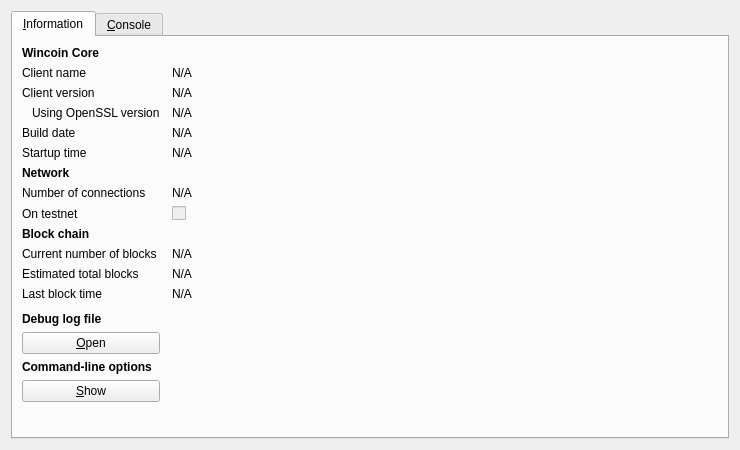
Wincoinofficial/wincoin, file src/qt/forms/rpcconsole.ui: the form before one commit.
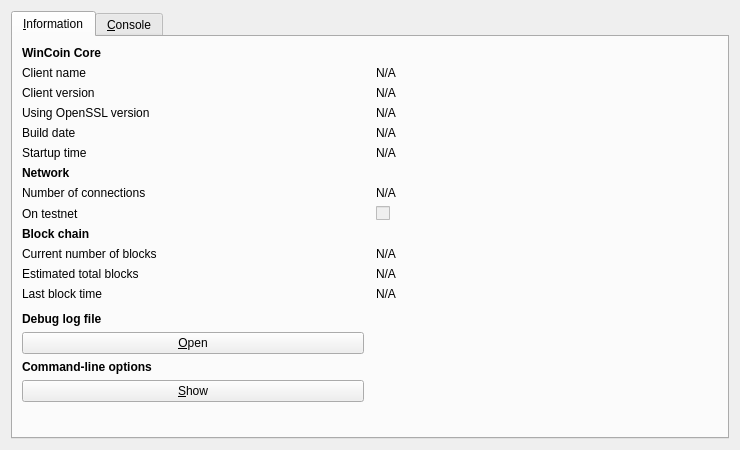
The form after the commit. Icons and pictures are not drawn.

What changed in the file:
```diff
--- a/src/qt/forms/rpcconsole.ui
+++ b/src/qt/forms/rpcconsole.ui
@@ -11,10 +11,7 @@
    </rect>
   </property>
   <property name="windowTitle">
-   <string>Wincoin - Debug window</string>
-  </property>
-  <property name="styleSheet">
-   <string notr="true">background-image: url(:/images/2s);</string>
+   <string>WinCoin - Debug window</string>
   </property>
   <layout class="QVBoxLayout" name="verticalLayout_2">
    <item>
@@ -26,12 +23,12 @@
       <attribute name="title">
        <string>&amp;Information</string>
       </attribute>
-      <layout class="QGridLayout" name="gridLayout" columnstretch="0,1">
+      <layout class="QGridLayout" name="gridLayout" columnstretch="0,0">
        <property name="horizontalSpacing">
         <number>12</number>
        </property>
-       <item row="0" column="0">
-        <widget class="QLabel" name="label_9">
+       <item row="14" column="0">
+        <widget class="QLabel" name="labelDebugLogfile">
          <property name="font">
           <font>
            <weight>75</weight>
@@ -39,7 +36,53 @@
           </font>
          </property>
          <property name="text">
-          <string>Wincoin Core</string>
+          <string>Debug log file</string>
+         </property>
+        </widget>
+       </item>
+       <item row="5" column="0">
+        <widget class="QLabel" name="label_13">
+         <property name="text">
+          <string>Startup time</string>
+         </property>
+        </widget>
+       </item>
+       <item row="6" column="0">
+        <widget class="QLabel" name="label_11">
+         <property name="font">
+          <font>
+           <weight>75</weight>
+           <bold>true</bold>
+          </font>
+         </property>
+         <property name="text">
+          <string>Network</string>
+         </property>
+        </widget>
+       </item>
+       <item row="5" column="1">
+        <widget class="QLabel" name="startupTime">
+         <property name="cursor">
+          <cursorShape>IBeamCursor</cursorShape>
+         </property>
+         <property name="text">
+          <string>N/A</string>
+         </property>
+         <property name="textFormat">
+          <enum>Qt::PlainText</enum>
+         </property>
+         <property name="textInteractionFlags">
+          <set>Qt::LinksAccessibleByMouse|Qt::TextSelectableByKeyboard|Qt::TextSelectableByMouse</set>
+         </property>
+        </widget>
+       </item>
+       <item row="8" column="1">
+        <widget class="QCheckBox" name="isTestNet">
+         <property name="enabled">
+          <bool>false</bool>
+         </property>
+         <property name="text">
+          <string/>
          </property>
         </widget>
        </item>
@@ -50,57 +93,8 @@
          </property>
         </widget>
        </item>
-       <item row="1" column="1">
-        <widget class="QLabel" name="clientName">
-         <property name="cursor">
-          <cursorShape>IBeamCursor</cursorShape>
-         </property>
-         <property name="text">
-          <string>N/A</string>
-         </property>
-         <property name="textFormat">
-          <enum>Qt::PlainText</enum>
-         </property>
-         <property name="textInteractionFlags">
-          <set>Qt::LinksAccessibleByMouse|Qt::TextSelectableByKeyboard|Qt::TextSelectableByMouse</set>
-         </property>
-        </widget>
-       </item>
-       <item row="2" column="0">
-        <widget class="QLabel" name="label_6">
-         <property name="text">
-          <string>Client version</string>
-         </property>
-        </widget>
-       </item>
-       <item row="2" column="1">
-        <widget class="QLabel" name="clientVersion">
-         <property name="cursor">
-          <cursorShape>IBeamCursor</cursorShape>
-         </property>
-         <property name="text">
-          <string>N/A</string>
-         </property>
-         <property name="textFormat">
-          <enum>Qt::PlainText</enum>
-         </property>
-         <property name="textInteractionFlags">
-          <set>Qt::LinksAccessibleByMouse|Qt::TextSelectableByKeyboard|Qt::TextSelectableByMouse</set>
-         </property>
-        </widget>
-       </item>
-       <item row="3" column="0">
-        <widget class="QLabel" name="label_14">
-         <property name="text">
-          <string>Using OpenSSL version</string>
-         </property>
-         <property name="indent">
-          <number>10</number>
-         </property>
-        </widget>
-       </item>
-       <item row="3" column="1">
-        <widget class="QLabel" name="openSSLVersion">
+       <item row="10" column="1">
+        <widget class="QLabel" name="numberOfBlocks">
          <property name="cursor">
           <cursorShape>IBeamCursor</cursorShape>
          </property>
@@ -122,6 +116,42 @@
          </property>
         </widget>
        </item>
+       <item row="17" column="0">
+        <widget class="QPushButton" name="showCLOptionsButton">
+         <property name="toolTip">
+          <string>Show the WinCoin-Qt help message to get a list with possible WinCoin command-line options.</string>
+         </property>
+         <property name="text">
+          <string>&amp;Show</string>
+         </property>
+         <property name="autoDefault">
+          <bool>false</bool>
+         </property>
+        </widget>
+       </item>
+       <item row="10" column="0">
+        <widget class="QLabel" name="label_3">
+         <property name="text">
+          <string>Current number of blocks</string>
+         </property>
+        </widget>
+       </item>
+       <item row="12" column="1">
+        <widget class="QLabel" name="lastBlockTime">
+         <property name="cursor">
+          <cursorShape>IBeamCursor</cursorShape>
+         </property>
+         <property name="text">
+          <string>N/A</string>
+         </property>
+         <property name="textFormat">
+          <enum>Qt::PlainText</enum>
+         </property>
+         <property name="textInteractionFlags">
+          <set>Qt::LinksAccessibleByMouse|Qt::TextSelectableByKeyboard|Qt::TextSelectableByMouse</set>
+         </property>
+        </widget>
+       </item>
        <item row="4" column="1">
         <widget class="QLabel" name="buildDate">
          <property name="cursor">
@@ -138,15 +168,22 @@
          </property>
         </widget>
        </item>
-       <item row="5" column="0">
-        <widget class="QLabel" name="label_13">
+       <item row="2" column="0">
+        <widget class="QLabel" name="label_6">
          <property name="text">
-          <string>Startup time</string>
+          <string>Client version</string>
          </property>
         </widget>
        </item>
-       <item row="5" column="1">
-        <widget class="QLabel" name="startupTime">
+       <item row="8" column="0">
+        <widget class="QLabel" name="label_8">
+         <property name="text">
+          <string>On testnet</string>
+         </property>
+        </widget>
+       </item>
+       <item row="2" column="1">
+        <widget class="QLabel" name="clientVersion">
          <property name="cursor">
           <cursorShape>IBeamCursor</cursorShape>
          </property>
@@ -161,19 +198,42 @@
          </property>
         </widget>
        </item>
-       <item row="6" column="0">
-        <widget class="QLabel" name="label_11">
-         <property name="font">
-          <font>
-           <weight>75</weight>
-           <bold>true</bold>
-          </font>
+       <item row="1" column="1">
+        <widget class="QLabel" name="clientName">
+         <property name="cursor">
+          <cursorShape>IBeamCursor</cursorShape>
          </property>
          <property name="text">
-          <string>Network</string>
+          <string>N/A</string>
          </property>
+         <property name="textFormat">
+          <enum>Qt::PlainText</enum>
+         </property>
+         <property name="textInteractionFlags">
+          <set>Qt::LinksAccessibleByMouse|Qt::TextSelectableByKeyboard|Qt::TextSelectableByMouse</set>
+         </property>
         </widget>
        </item>
+       <item row="12" column="0">
+        <widget class="QLabel" name="label_2">
+         <property name="text">
+          <string>Last block time</string>
+         </property>
+        </widget>
+       </item>
+       <item row="18" column="0">
+        <spacer name="verticalSpacer">
+         <property name="orientation">
+          <enum>Qt::Vertical</enum>
+         </property>
+         <property name="sizeHint" stdset="0">
+          <size>
+           <width>20</width>
+           <height>40</height>
+          </size>
+         </property>
+        </spacer>
+       </item>
        <item row="7" column="0">
         <widget class="QLabel" name="label_7">
          <property name="text">
@@ -181,6 +241,35 @@
          </property>
         </widget>
        </item>
+       <item row="16" column="0">
+        <widget class="QLabel" name="labelCLOptions">
+         <property name="font">
+          <font>
+           <weight>75</weight>
+           <bold>true</bold>
+          </font>
+         </property>
+         <property name="text">
+          <string>Command-line options</string>
+         </property>
+        </widget>
+       </item>
+       <item row="11" column="1">
+        <widget class="QLabel" name="totalBlocks">
+         <property name="cursor">
+          <cursorShape>IBeamCursor</cursorShape>
+         </property>
+         <property name="text">
+          <string>N/A</string>
+         </property>
+         <property name="textFormat">
+          <enum>Qt::PlainText</enum>
+         </property>
+         <property name="textInteractionFlags">
+          <set>Qt::LinksAccessibleByMouse|Qt::TextSelectableByKeyboard|Qt::TextSelectableByMouse</set>
+         </property>
+        </widget>
+       </item>
        <item row="7" column="1">
         <widget class="QLabel" name="numberOfConnections">
          <property name="cursor">
@@ -197,20 +286,19 @@
          </property>
         </widget>
        </item>
-       <item row="8" column="0">
-        <widget class="QLabel" name="label_8">
+       <item row="3" column="1">
+        <widget class="QLabel" name="openSSLVersion">
+         <property name="cursor">
+          <cursorShape>IBeamCursor</cursorShape>
+         </property>
          <property name="text">
-          <string>On testnet</string>
+          <string>N/A</string>
          </property>
-        </widget>
-       </item>
-       <item row="8" column="1">
-        <widget class="QCheckBox" name="isTestNet">
-         <property name="enabled">
-          <bool>false</bool>
+         <property name="textFormat">
+          <enum>Qt::PlainText</enum>
          </property>
-         <property name="text">
-          <string/>
+         <property name="textInteractionFlags">
+          <set>Qt::LinksAccessibleByMouse|Qt::TextSelectableByKeyboard|Qt::TextSelectableByMouse</set>
          </property>
         </widget>
        </item>
@@ -227,26 +315,16 @@
          </property>
         </widget>
        </item>
-       <item row="10" column="0">
-        <widget class="QLabel" name="label_3">
-         <property name="text">
-          <string>Current number of blocks</string>
+       <item row="0" column="0">
+        <widget class="QLabel" name="label_9">
+         <property name="font">
+          <font>
+           <weight>75</weight>
+           <bold>true</bold>
+          </font>
          </property>
-        </widget>
-       </item>
-       <item row="10" column="1">
-        <widget class="QLabel" name="numberOfBlocks">
-         <property name="cursor">
-          <cursorShape>IBeamCursor</cursorShape>
-         </property>
          <property name="text">
-          <string>N/A</string>
-         </property>
-         <property name="textFormat">
-          <enum>Qt::PlainText</enum>
-         </property>
-         <property name="textInteractionFlags">
-          <set>Qt::LinksAccessibleByMouse|Qt::TextSelectableByKeyboard|Qt::TextSelectableByMouse</set>
+          <string>WinCoin Core</string>
          </property>
         </widget>
        </item>
@@ -257,45 +335,6 @@
          </property>
         </widget>
        </item>
-       <item row="11" column="1">
-        <widget class="QLabel" name="totalBlocks">
-         <property name="cursor">
-          <cursorShape>IBeamCursor</cursorShape>
-         </property>
-         <property name="text">
-          <string>N/A</string>
-         </property>
-         <property name="textFormat">
-          <enum>Qt::PlainText</enum>
-         </property>
-         <property name="textInteractionFlags">
-          <set>Qt::LinksAccessibleByMouse|Qt::TextSelectableByKeyboard|Qt::TextSelectableByMouse</set>
-         </property>
-        </widget>
-       </item>
-       <item row="12" column="0">
-        <widget class="QLabel" name="label_2">
-         <property name="text">
-          <string>Last block time</string>
-         </property>
-        </widget>
-       </item>
-       <item row="12" column="1">
-        <widget class="QLabel" name="lastBlockTime">
-         <property name="cursor">
-          <cursorShape>IBeamCursor</cursorShape>
-         </property>
-         <property name="text">
-          <string>N/A</string>
-         </property>
-         <property name="textFormat">
-          <enum>Qt::PlainText</enum>
-         </property>
-         <property name="textInteractionFlags">
-          <set>Qt::LinksAccessibleByMouse|Qt::TextSelectableByKeyboard|Qt::TextSelectableByMouse</set>
-         </property>
-        </widget>
-       </item>
        <item row="13" column="0">
         <spacer name="verticalSpacer_2">
          <property name="orientation">
@@ -309,19 +348,6 @@
          </property>
         </spacer>
        </item>
-       <item row="14" column="0">
-        <widget class="QLabel" name="labelDebugLogfile">
-         <property name="font">
-          <font>
-           <weight>75</weight>
-           <bold>true</bold>
-          </font>
-         </property>
-         <property name="text">
-          <string>Debug log file</string>
-         </property>
-        </widget>
-       </item>
        <item row="15" column="0">
         <widget class="QPushButton" name="openDebugLogfileButton">
          <property name="toolTip">
@@ -335,30 +361,14 @@
          </property>
         </widget>
        </item>
-       <item row="16" column="0">
-        <widget class="QLabel" name="labelCLOptions">
-         <property name="font">
-          <font>
-           <weight>75</weight>
-           <bold>true</bold>
-          </font>
-         </property>
+       <item row="3" column="0">
+        <widget class="QLabel" name="label_14">
          <property name="text">
-          <string>Command-line options</string>
+          <string>Using OpenSSL version</string>
          </property>
-        </widget>
-       </item>
-       <item row="17" column="0">
-        <widget class="QPushButton" name="showCLOptionsButton">
-         <property name="toolTip">
-          <string>Show the Wincoin-Qt help message to get a list with possible Wincoin command-line options.</string>
+         <property name="indent">
+          <number>-1</number>
          </property>
-         <property name="text">
-          <string>&amp;Show</string>
-         </property>
-         <property name="autoDefault">
-          <bool>false</bool>
-         </property>
         </widget>
        </item>
        <item row="18" column="0">
```
Left out of the diff: 15 changed lines with no effect on the pictures.
